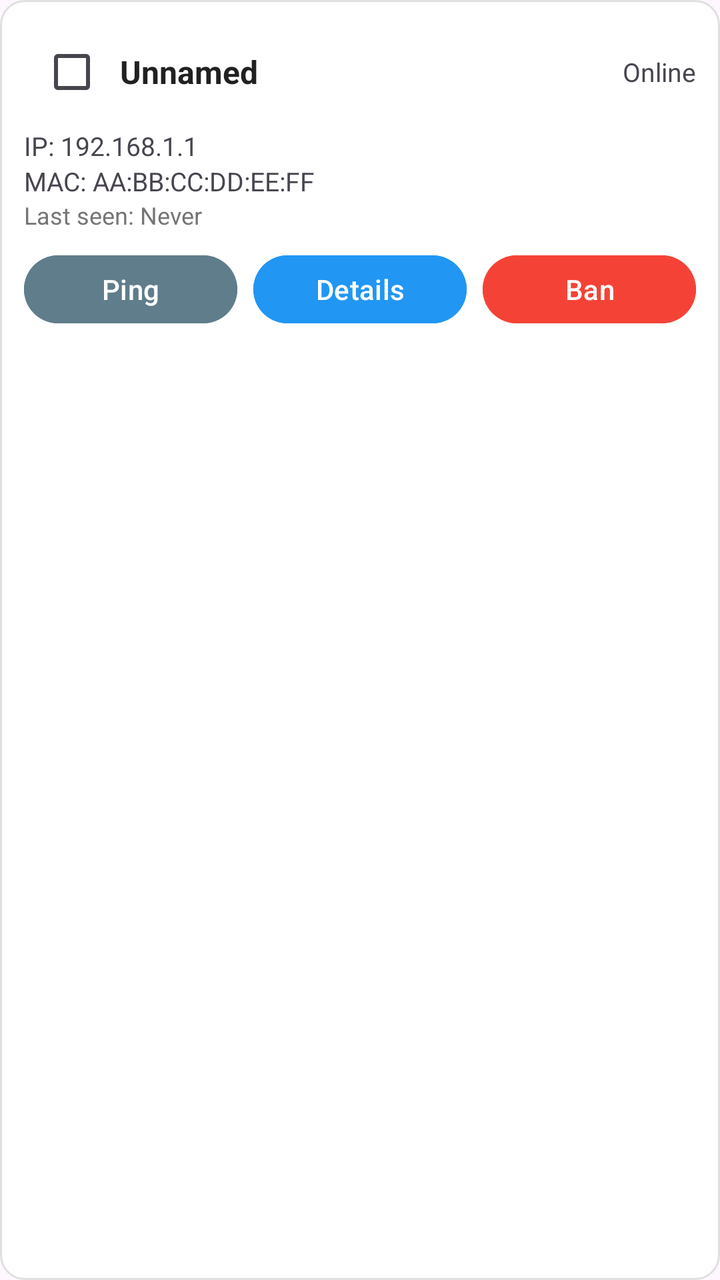
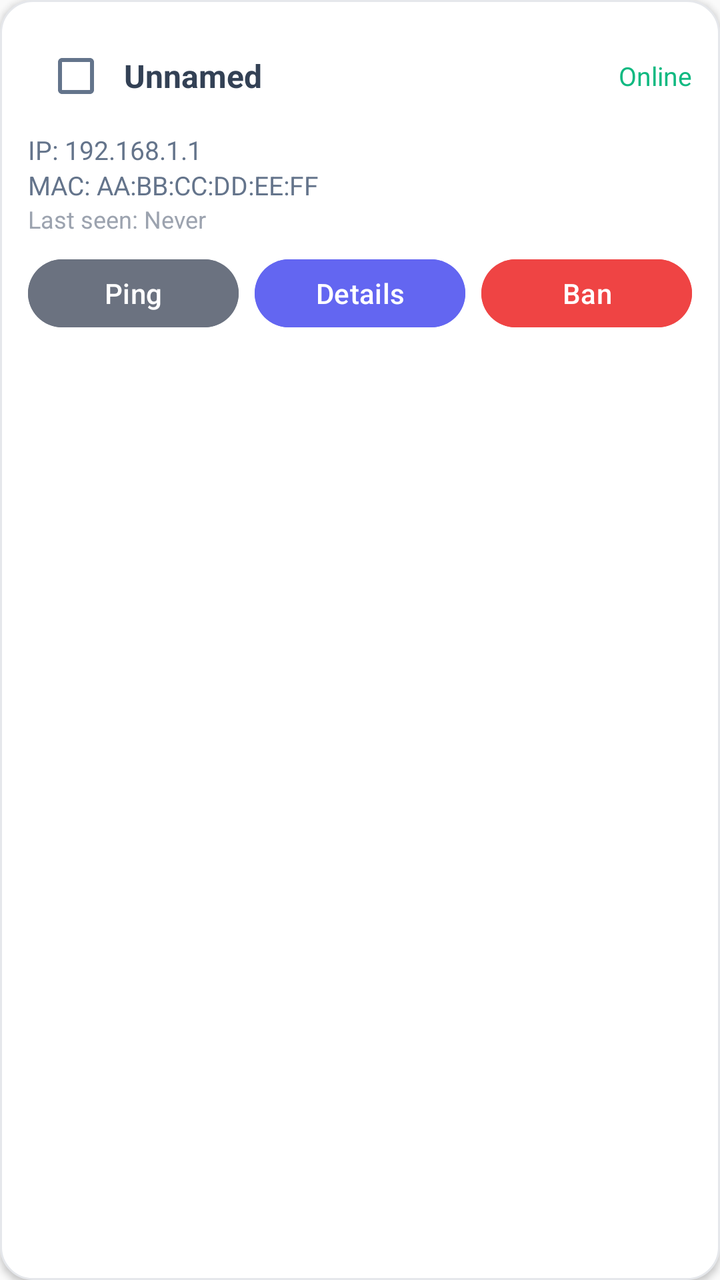

The first picture is an Android layout as it rendered before a commit; the second is the same layout after the commit. The layout source and the unified diff follow.
<!-- AndroidManifest.xml: application theme Theme.Netcut -->
<!-- res/layout/item_device.xml -->
<?xml version="1.0" encoding="utf-8"?>
<LinearLayout xmlns:android="http://schemas.android.com/apk/res/android"
    android:layout_width="match_parent"
    android:layout_height="wrap_content"
    android:orientation="vertical"
    android:background="@drawable/bg_card"
    android:padding="12dp"
    android:layout_marginBottom="8dp">

    <LinearLayout
        android:layout_width="match_parent"
        android:layout_height="wrap_content"
        android:orientation="horizontal"
        android:gravity="center_vertical">

        <CheckBox
            android:id="@+id/cb_select"
            android:layout_width="wrap_content"
            android:layout_height="wrap_content" />

        <TextView
            android:id="@+id/tv_name"
            android:layout_width="0dp"
            android:layout_weight="1"
            android:layout_height="wrap_content"
            android:text="Unnamed"
            android:textSize="16sp"
            android:textStyle="bold"
            android:textColor="#212121" />

        <TextView
            android:id="@+id/tv_status"
            android:layout_width="wrap_content"
            android:layout_height="wrap_content"
            android:text="Online"
            android:textSize="13sp" />
    </LinearLayout>

    <TextView
        android:id="@+id/tv_ip"
        android:layout_width="match_parent"
        android:layout_height="wrap_content"
        android:text="IP: 192.168.1.1"
        android:textSize="13sp"
        android:layout_marginTop="4dp" />

    <TextView
        android:id="@+id/tv_mac"
        android:layout_width="match_parent"
        android:layout_height="wrap_content"
        android:text="MAC: AA:BB:CC:DD:EE:FF"
        android:textSize="13sp" />

    <TextView
        android:id="@+id/tv_last_seen"
        android:layout_width="match_parent"
        android:layout_height="wrap_content"
        android:text="Last seen: Never"
        android:textSize="12sp"
        android:textColor="#757575" />

    <LinearLayout
        android:layout_width="match_parent"
        android:layout_height="wrap_content"
        android:orientation="horizontal"
        android:layout_marginTop="8dp">

        <Button
            android:id="@+id/btn_ping"
            android:layout_width="0dp"
            android:layout_weight="1"
            android:layout_height="42dp"
            android:text="Ping"
            android:textAllCaps="false"
            android:textColor="#FFFFFF"
            android:backgroundTint="#607D8B"
            android:layout_marginEnd="4dp" />

        <Button
            android:id="@+id/btn_details"
            android:layout_width="0dp"
            android:layout_weight="1"
            android:layout_height="42dp"
            android:text="Details"
            android:textAllCaps="false"
            android:textColor="#FFFFFF"
            android:backgroundTint="#2196F3"
            android:layout_marginStart="4dp"
            android:layout_marginEnd="4dp" />

        <Button
            android:id="@+id/btn_ban"
            android:layout_width="0dp"
            android:layout_weight="1"
            android:layout_height="42dp"
            android:text="Ban"
            android:textAllCaps="false"
            android:textColor="#FFFFFF"
            android:backgroundTint="#F44336"
            android:layout_marginStart="4dp" />
    </LinearLayout>

</LinearLayout>
<!-- resources referenced by this layout -->
<resources>
  <!-- drawable bg_card (drawable) -->
  <?xml version="1.0" encoding="utf-8"?>
  <shape xmlns:android="http://schemas.android.com/apk/res/android"
      android:shape="rectangle">
  
      <solid android:color="#FFFFFF" />
  
      <corners android:radius="12dp" />
  
      <stroke
          android:width="1dp"
          android:color="#E0E0E0" />
  
  </shape>
  <style name="Theme.Netcut" parent="Base.Theme.Netcut" />
  <style name="Base.Theme.Netcut" parent="Theme.Material3.DayNight.NoActionBar">
          
          
      </style>
</resources>

<!-- the commit's change to res/layout/item_device.xml (unified diff, before → after) -->
@@ -4,8 +4,9 @@
     android:layout_height="wrap_content"
     android:orientation="vertical"
     android:background="@drawable/bg_card"
-    android:padding="12dp"
-    android:layout_marginBottom="8dp">
+    android:padding="14dp"
+    android:layout_marginBottom="8dp"
+    android:elevation="2dp">
 
     <LinearLayout
         android:layout_width="match_parent"
@@ -26,14 +27,15 @@
             android:text="Unnamed"
             android:textSize="16sp"
             android:textStyle="bold"
-            android:textColor="#212121" />
+            android:textColor="@color/on_surface" />
 
         <TextView
             android:id="@+id/tv_status"
             android:layout_width="wrap_content"
             android:layout_height="wrap_content"
             android:text="Online"
-            android:textSize="13sp" />
+            android:textSize="13sp"
+            android:textColor="@color/success"/>
     </LinearLayout>
 
     <TextView
@@ -42,14 +44,16 @@
         android:layout_height="wrap_content"
         android:text="IP: 192.168.1.1"
         android:textSize="13sp"
-        android:layout_marginTop="4dp" />
+        android:layout_marginTop="4dp"
+        android:textColor="@color/on_surface_variant" />
 
     <TextView
         android:id="@+id/tv_mac"
         android:layout_width="match_parent"
         android:layout_height="wrap_content"
         android:text="MAC: AA:BB:CC:DD:EE:FF"
-        android:textSize="13sp" />
+        android:textSize="13sp"
+        android:textColor="@color/on_surface_variant" />
 
     <TextView
         android:id="@+id/tv_last_seen"
@@ -57,7 +61,7 @@
         android:layout_height="wrap_content"
         android:text="Last seen: Never"
         android:textSize="12sp"
-        android:textColor="#757575" />
+        android:textColor="@color/gray_400" />
 
     <LinearLayout
         android:layout_width="match_parent"
@@ -72,8 +76,8 @@
             android:layout_height="42dp"
             android:text="Ping"
             android:textAllCaps="false"
-            android:textColor="#FFFFFF"
-            android:backgroundTint="#607D8B"
+            android:textColor="@color/white"
+            android:backgroundTint="@color/gray_500"
             android:layout_marginEnd="4dp" />
 
         <Button
@@ -83,8 +87,8 @@
             android:layout_height="42dp"
             android:text="Details"
             android:textAllCaps="false"
-            android:textColor="#FFFFFF"
-            android:backgroundTint="#2196F3"
+            android:textColor="@color/white"
+            android:backgroundTint="@color/primary"
             android:layout_marginStart="4dp"
             android:layout_marginEnd="4dp" />
 
@@ -95,8 +99,8 @@
             android:layout_height="42dp"
             android:text="Ban"
             android:textAllCaps="false"
-            android:textColor="#FFFFFF"
-            android:backgroundTint="#F44336"
+            android:textColor="@color/white"
+            android:backgroundTint="@color/error"
             android:layout_marginStart="4dp" />
     </LinearLayout>
 
<!-- resource entries referenced after the edit -->
@@ -1,23 +1,59 @@
 <!-- resources referenced by this layout -->
 <resources>
+  <color name="error">#EF4444</color>
+  <color name="gray_400">#9CA3AF</color>
+  <color name="gray_500">#6B7280</color>
+  <color name="on_surface">#334155</color>
+  <color name="on_surface_variant">#64748B</color>
+  <color name="primary">#6366F1</color>
+  <color name="success">#10B981</color>
+  <color name="white">#FFFFFFFF</color>
   <!-- drawable bg_card (drawable) -->
   <?xml version="1.0" encoding="utf-8"?>
   <shape xmlns:android="http://schemas.android.com/apk/res/android"
       android:shape="rectangle">
   
-      <solid android:color="#FFFFFF" />
+      <solid android:color="@color/surface" />
   
-      <corners android:radius="12dp" />
+      <corners android:radius="16dp" />
   
       <stroke
           android:width="1dp"
-          android:color="#E0E0E0" />
+          android:color="@color/gray_200" />
   
   </shape>
   <style name="Theme.Netcut" parent="Base.Theme.Netcut" />
+  <color name="surface">#FFFFFF</color>
+  <color name="gray_200">#E5E7EB</color>
   <style name="Base.Theme.Netcut" parent="Theme.Material3.DayNight.NoActionBar">
           
+          <item name="colorPrimary">@color/primary</item>
+          <item name="colorPrimaryVariant">@color/primary_dark</item>
+          <item name="colorOnPrimary">@color/on_primary</item>
           
+          
+          <item name="colorSecondary">@color/secondary</item>
+          <item name="colorSecondaryVariant">@color/secondary_dark</item>
+          <item name="colorOnSecondary">@color/on_secondary</item>
+          
+          
+          <item name="android:statusBarColor">@color/primary_dark</item>
+          
+          
+          <item name="android:colorBackground">@color/background</item>
+          <item name="colorSurface">@color/surface</item>
+          <item name="colorOnSurface">@color/on_surface</item>
+          <item name="colorOnSurfaceVariant">@color/on_surface_variant</item>
+          
+          
+          <item name="colorError">@color/error</item>
+          <item name="colorOnError">@color/white</item>
       </style>
+  <color name="primary_dark">#4F46E5</color>
+  <color name="on_primary">#FFFFFF</color>
+  <color name="secondary">#EC4899</color>
+  <color name="secondary_dark">#DB2777</color>
+  <color name="on_secondary">#FFFFFF</color>
+  <color name="background">#FAFAFA</color>
 </resources>
 
